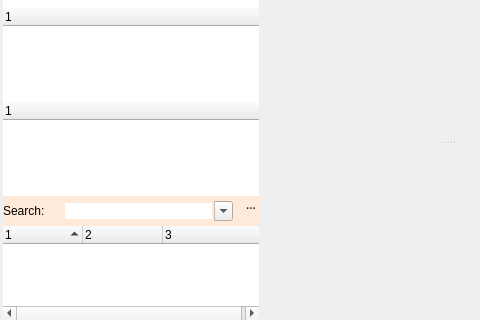
Mudlet/Mudlet, file src/ui/trigger_editor.ui: the form before one commit; both pictures show x 0 to 480 and y 368 to 688 of the 636 by 688 pixel window.
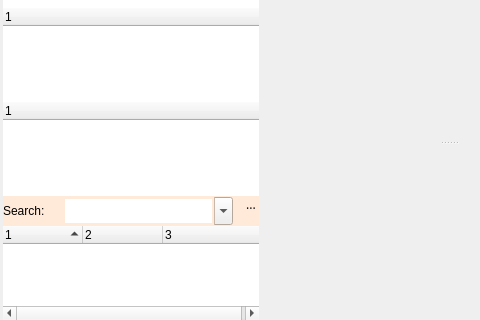
The form after the commit. Icons and pictures are not drawn. Custom widgets are drawn as their Qt base class.

Diff of the .ui file:
```diff
--- a/src/ui/trigger_editor.ui
+++ b/src/ui/trigger_editor.ui
@@ -563,7 +563,7 @@
                             <property name="maximumSize">
                              <size>
                               <width>16777215</width>
-                              <height>20</height>
+                              <height>28</height>
                              </size>
                             </property>
                             <property name="editable">
```
Left out of the diff: 15 changed lines with no effect on the pictures.
